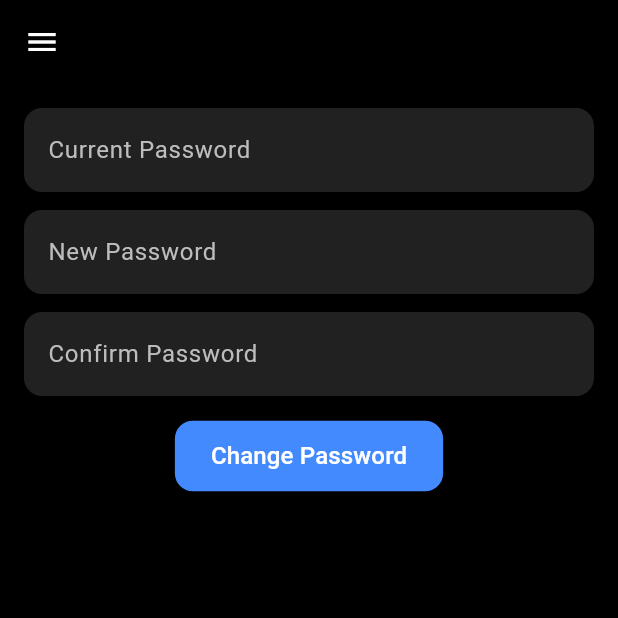
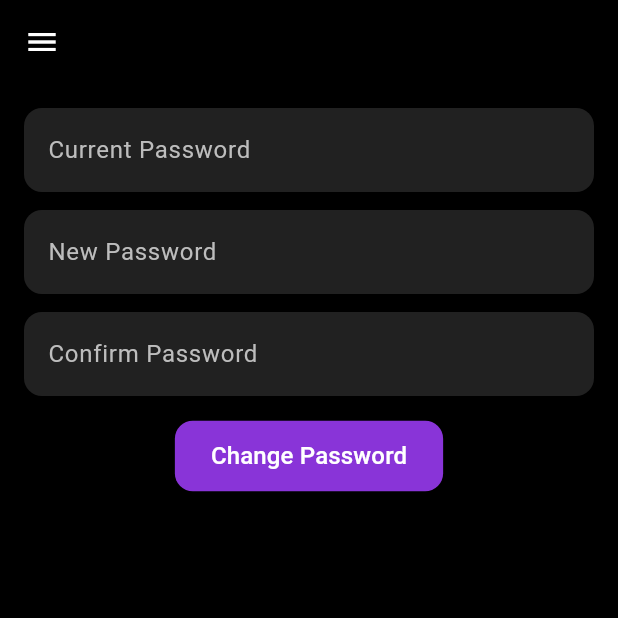
Before and after one commit to AhmedHussein222/Udemy-Flutter, a Flutter app: the AccountScreen screen opened directly, in the side drawer, after a tap on "Change Password", on a phone screen of 412 x 824 dp, the top half of it. Run offline on Flutter 3.47's test engine with Material 3 defaults, Android fonts, the phone set to English and light mode, and no system bars; our stand-ins replace cloud_firestore, firebase_auth, firebase_core; accounts and stored records are empty.

Commit message:
edit account

```diff
--- a/lib/Screens/account/account.dart
+++ b/lib/Screens/account/account.dart
@@ -17,17 +17,20 @@ class _AccountScreenState extends State<AccountScreen> {
   String selectedSection = 'home';
   bool isLoading = true;
 
-  // Form controllers
   final _firstNameController = TextEditingController();
   final _lastNameController = TextEditingController();
   final _bioController = TextEditingController();
-  String _selectedGender = 'Male';
   final _currentPasswordController = TextEditingController();
   final _newPasswordController = TextEditingController();
   final _confirmPasswordController = TextEditingController();
   final _imageUrlController = TextEditingController();
+  final _facebookController = TextEditingController();
+  final _linkedinController = TextEditingController();
+  final _youtubeController = TextEditingController();
+  final _instagramController = TextEditingController();
 
-  List<String> genderOptions = ['Male', 'Female'];
+  List<String> genderOptions = ['male', 'female'];
+  String _selectedGender = 'male';
 
   @override
   void initState() {
@@ -51,10 +54,15 @@ class _AccountScreenState extends State<AccountScreen> {
         final data = doc.data();
         if (data != null) {
           userData = data;
+          final links = userData?['links'] as Map<String, dynamic>? ?? {};
           setState(() {
             _firstNameController.text = (userData?['first_name'] as String?) ?? '';
             _lastNameController.text = (userData?['last_name'] as String?) ?? '';
             _bioController.text = (userData?['bio'] as String?) ?? '';
+            _facebookController.text = (links['facebook'] as String?) ?? '';
+            _linkedinController.text = (links['linkedin'] as String?) ?? '';
+            _youtubeController.text = (links['youtube'] as String?) ?? '';
+            _instagramController.text = (links['instagram'] as String?) ?? '';
             final gender = userData?['gender'] as String?;
             _selectedGender = gender != null && genderOptions.contains(gender)
                 ? gender
@@ -68,6 +76,10 @@ class _AccountScreenState extends State<AccountScreen> {
             _firstNameController.text = '';
             _lastNameController.text = '';
             _bioController.text = '';
+            _facebookController.text = '';
+            _linkedinController.text = '';
+            _youtubeController.text = '';
+            _instagramController.text = '';
             _selectedGender = genderOptions.first;
             _imageUrlController.text = '';
             isLoading = false;
@@ -79,16 +91,7 @@ class _AccountScreenState extends State<AccountScreen> {
       }
     } catch (e) {
       print('Error fetching user data: $e');
-      ScaffoldMessenger.of(context).showSnackBar(
-        SnackBar(
-          content: Text('Error fetching profile: $e'),
-          backgroundColor: Colors.red,
-          behavior: SnackBarBehavior.floating,
-          margin: const EdgeInsets.only(top: 20, left: 20, right: 20),
-          elevation: 6,
-          shape: RoundedRectangleBorder(borderRadius: BorderRadius.circular(8)),
-        ),
-      );
+      _showSnackBar('Error fetching profile: $e', Colors.red);
       setState(() => isLoading = false);
     }
   }
@@ -101,45 +104,24 @@ class _AccountScreenState extends State<AccountScreen> {
         'last_name': _lastNameController.text.trim(),
         'bio': _bioController.text.trim(),
         'gender': _selectedGender,
+        'links': {
+          'facebook': _facebookController.text.trim(),
+          'linkedin': _linkedinController.text.trim(),
+          'youtube': _youtubeController.text.trim(),
+          'instagram': _instagramController.text.trim(),
+        },
       }, SetOptions(merge: true));
       await _fetchUserData();
-      ScaffoldMessenger.of(context).showSnackBar(
-        const SnackBar(
-          content: Text('Profile saved successfully.'),
-          backgroundColor: Colors.green,
-          behavior: SnackBarBehavior.floating,
-          margin: EdgeInsets.only(top: 20, left: 20, right: 20),
-          elevation: 6,
-          shape: RoundedRectangleBorder(borderRadius: BorderRadius.all(Radius.circular(8))),
-        ),
-      );
+      _showSnackBar('Profile saved successfully.', Colors.green);
     } catch (e) {
-      ScaffoldMessenger.of(context).showSnackBar(
-        SnackBar(
-          content: Text('Error saving profile: $e'),
-          backgroundColor: Colors.red,
-          behavior: SnackBarBehavior.floating,
-          margin: EdgeInsets.only(top: 20, left: 20, right: 20),
-          elevation: 6,
-          shape: RoundedRectangleBorder(borderRadius: BorderRadius.all(Radius.circular(8))),
-        ),
-      );
+      _showSnackBar('Error saving profile: $e', Colors.red);
     }
     setState(() => isLoading = false);
   }
 
   Future<void> _changePassword() async {
     if (_newPasswordController.text != _confirmPasswordController.text) {
-      ScaffoldMessenger.of(context).showSnackBar(
-        const SnackBar(
-          content: Text('New password and confirm password do not match.'),
-          backgroundColor: Colors.red,
-          behavior: SnackBarBehavior.floating,
-          margin: EdgeInsets.only(top: 20, left: 20, right: 20),
-          elevation: 6,
-          shape: RoundedRectangleBorder(borderRadius: BorderRadius.all(Radius.circular(8))),
-        ),
-      );
+      _showSnackBar('New password and confirm password do not match.', Colors.red);
       return;
     }
 
@@ -151,61 +133,32 @@ class _AccountScreenState extends State<AccountScreen> {
     try {
       await user!.reauthenticateWithCredential(cred);
       await user!.updatePassword(_newPasswordController.text);
-      ScaffoldMessenger.of(context).showSnackBar(
-        const SnackBar(
-          content: Text('Password updated successfully.'),
-          backgroundColor: Colors.green,
-          behavior: SnackBarBehavior.floating,
-          margin: EdgeInsets.only(top: 20, left: 20, right: 20),
-          elevation: 6,
-          shape: RoundedRectangleBorder(borderRadius: BorderRadius.all(Radius.circular(8))),
-        ),
-      );
+      _showSnackBar('Password updated successfully.', Colors.green);
       _currentPasswordController.clear();
       _newPasswordController.clear();
       _confirmPasswordController.clear();
     } catch (e) {
-      ScaffoldMessenger.of(context).showSnackBar(
-        SnackBar(
-          content: Text('Error updating password: $e'),
-          backgroundColor: Colors.red,
-          behavior: SnackBarBehavior.floating,
-          margin: EdgeInsets.only(top: 20, left: 20, right: 20),
-          elevation: 6,
-          shape: RoundedRectangleBorder(borderRadius: BorderRadius.circular(8)),
-        ),
-      );
+      _showSnackBar('Error updating password: $e', Colors.red);
     }
   }
 
   Future<void> _saveImageProfile() async {
     setState(() => isLoading = true);
+    final imageUrl = _imageUrlController.text.trim();
+    if (imageUrl.isEmpty || !Uri.parse(imageUrl).isAbsolute) {
+      _showSnackBar('Please enter a valid image URL.', Colors.red);
+      setState(() => isLoading = false);
+      return;
+    }
+
     try {
       await FirebaseFirestore.instance.collection('Users').doc(user!.uid).set({
-        'profile_picture': _imageUrlController.text.trim(),
+        'profile_picture': imageUrl,
       }, SetOptions(merge: true));
       await _fetchUserData();
-      ScaffoldMessenger.of(context).showSnackBar(
-        const SnackBar(
-          content: Text('Profile image updated.'),
-          backgroundColor: Colors.green,
-          behavior: SnackBarBehavior.floating,
-          margin: EdgeInsets.only(top: 20, left: 20, right: 20),
-          elevation: 6,
-          shape: RoundedRectangleBorder(borderRadius: BorderRadius.all(Radius.circular(8))),
-        ),
-      );
+      _showSnackBar('Profile image updated.', Colors.green);
     } catch (e) {
-      ScaffoldMessenger.of(context).showSnackBar(
-        SnackBar(
-          content: Text('Error updating image: $e'),
-          backgroundColor: Colors.red,
-          behavior: SnackBarBehavior.floating,
-          margin: EdgeInsets.only(top: 20, left: 20, right: 20),
-          elevation: 6,
-          shape: RoundedRectangleBorder(borderRadius: BorderRadius.circular(8)),
-        ),
-      );
+      _showSnackBar('Error updating image: $e', Colors.red);
     }
     setState(() => isLoading = false);
   }
@@ -237,17 +190,21 @@ class _AccountScreenState extends State<AccountScreen> {
         MaterialPageRoute(builder: (context) => LoginScreen()),
       );
     } catch (e) {
+      _showSnackBar('Error deleting account: $e', Colors.red);
+    }
+  }
+
+  void _showSnackBar(String message, Color color) {
     ScaffoldMessenger.of(context).showSnackBar(
       SnackBar(
-          content: Text('Error deleting account: $e'),
-          backgroundColor: Colors.red,
+        content: Text(message),
+        backgroundColor: color,
         behavior: SnackBarBehavior.floating,
         margin: const EdgeInsets.only(top: 20, left: 20, right: 20),
         elevation: 6,
         shape: RoundedRectangleBorder(borderRadius: BorderRadius.circular(8)),
       ),
     );
-    }
   }
 
   Widget buildSectionContent() {
@@ -264,13 +221,16 @@ class _AccountScreenState extends State<AccountScreen> {
               Center(
                 child: CircleAvatar(
                   radius: 70,
-                  backgroundImage: (_imageUrlController.text.isNotEmpty)
+                  backgroundImage: _imageUrlController.text.isNotEmpty
                       ? NetworkImage(_imageUrlController.text)
                       : const AssetImage('assets/default_avatar.png')
                           as ImageProvider,
-                  onBackgroundImageError: (error, stackTrace) {
-                    print('Image load error: $error');
+                  onBackgroundImageError: (_, __) {
+                    print('Image load error');
                   },
+                  child: _imageUrlController.text.isNotEmpty
+                      ? null
+                      : const Icon(Icons.person, size: 70, color: Colors.grey),
                 ),
               ),
               const SizedBox(height: 16),
@@ -299,7 +259,7 @@ class _AccountScreenState extends State<AccountScreen> {
               ),
               const SizedBox(height: 16),
               Text(
-                'Gender: $_selectedGender',
+                'Gender: ${_selectedGender[0].toUpperCase()}${_selectedGender.substring(1)}',
                 style: const TextStyle(color: Colors.white),
               ),
               const SizedBox(height: 8),
@@ -308,9 +268,53 @@ class _AccountScreenState extends State<AccountScreen> {
                 style: TextStyle(color: Colors.white),
               ),
               Text(
-                _bioController.text,
+                _bioController.text.isEmpty ? 'No bio provided' : _bioController.text,
                 style: const TextStyle(color: Colors.white70),
               ),
+              const SizedBox(height: 8),
+              if (_facebookController.text.isNotEmpty) ...[
+                const Text(
+                  'Facebook:',
+                  style: TextStyle(color: Colors.white),
+                ),
+                Text(
+                  _facebookController.text,
+                  style: const TextStyle(color: Colors.white70),
+                ),
+                const SizedBox(height: 8),
+              ],
+              if (_linkedinController.text.isNotEmpty) ...[
+                const Text(
+                  'LinkedIn:',
+                  style: TextStyle(color: Colors.white),
+                ),
+                Text(
+                  _linkedinController.text,
+                  style: const TextStyle(color: Colors.white70),
+                ),
+                const SizedBox(height: 8),
+              ],
+              if (_youtubeController.text.isNotEmpty) ...[
+                const Text(
+                  'YouTube:',
+                  style: TextStyle(color: Colors.white),
+                ),
+                Text(
+                  _youtubeController.text,
+                  style: const TextStyle(color: Colors.white70),
+                ),
+                const SizedBox(height: 8),
+              ],
+              if (_instagramController.text.isNotEmpty) ...[
+                const Text(
+                  'Instagram:',
+                  style: TextStyle(color: Colors.white),
+                ),
+                Text(
+                  _instagramController.text,
+                  style: const TextStyle(color: Colors.white70),
+                ),
+              ],
             ],
           ),
         );
@@ -368,7 +372,8 @@ class _AccountScreenState extends State<AccountScreen> {
                 items: genderOptions
                     .map((g) => DropdownMenuItem(
                           value: g,
-                          child: Text(g, style: const TextStyle(color: Colors.white)),
+                          child: Text(g[0].toUpperCase() + g.substring(1),
+                              style: const TextStyle(color: Colors.white)),
                         ))
                     .toList(),
                 onChanged: (v) => setState(() => _selectedGender = v!),
@@ -389,12 +394,80 @@ class _AccountScreenState extends State<AccountScreen> {
                   ),
                 ),
               ),
+              const SizedBox(height: 12),
+              TextField(
+                controller: _facebookController,
+                style: const TextStyle(color: Colors.white),
+                decoration: InputDecoration(
+                  filled: true,
+                  fillColor: Colors.grey[900],
+                  labelText: 'Facebook URL',
+                  labelStyle: TextStyle(color: Colors.grey[400]),
+                  prefixIcon: const Icon(Icons.facebook, color: Colors.grey),
+                  border: OutlineInputBorder(
+                    borderRadius: BorderRadius.circular(12),
+                    borderSide: BorderSide.none,
+                  ),
+                ),
+                keyboardType: TextInputType.url,
+              ),
+              const SizedBox(height: 12),
+              TextField(
+                controller: _linkedinController,
+                style: const TextStyle(color: Colors.white),
+                decoration: InputDecoration(
+                  filled: true,
+                  fillColor: Colors.grey[900],
+                  labelText: 'LinkedIn URL',
+                  labelStyle: TextStyle(color: Colors.grey[400]),
+                  prefixIcon: const Icon(Icons.link, color: Colors.grey),
+                  border: OutlineInputBorder(
+                    borderRadius: BorderRadius.circular(12),
+                    borderSide: BorderSide.none,
+                  ),
+                ),
+                keyboardType: TextInputType.url,
+              ),
+              const SizedBox(height: 12),
+              TextField(
+                controller: _youtubeController,
+                style: const TextStyle(color: Colors.white),
+                decoration: InputDecoration(
+                  filled: true,
+                  fillColor: Colors.grey[900],
+                  labelText: 'YouTube URL',
+                  labelStyle: TextStyle(color: Colors.grey[400]),
+                  prefixIcon: const Icon(Icons.videocam, color: Colors.grey),
+                  border: OutlineInputBorder(
+                    borderRadius: BorderRadius.circular(12),
+                    borderSide: BorderSide.none,
+                  ),
+                ),
+                keyboardType: TextInputType.url,
+              ),
+              const SizedBox(height: 12),
+              TextField(
+                controller: _instagramController,
+                style: const TextStyle(color: Colors.white),
+                decoration: InputDecoration(
+                  filled: true,
+                  fillColor: Colors.grey[900],
+                  labelText: 'Instagram URL',
+                  labelStyle: TextStyle(color: Colors.grey[400]),
+                  prefixIcon: const Icon(Icons.camera_alt, color: Colors.grey),
+                  border: OutlineInputBorder(
+                    borderRadius: BorderRadius.circular(12),
+                    borderSide: BorderSide.none,
+                  ),
+                ),
+                keyboardType: TextInputType.url,
+              ),
               const SizedBox(height: 16),
               Center(
                 child: ElevatedButton(
                   onPressed: _saveProfile,
                   style: ElevatedButton.styleFrom(
-                    backgroundColor: Colors.blueAccent,
+                    backgroundColor: const Color.fromARGB(255, 137, 52, 216),
                     foregroundColor: Colors.white,
                     shape: RoundedRectangleBorder(
                       borderRadius: BorderRadius.circular(12),
@@ -465,7 +538,7 @@ class _AccountScreenState extends State<AccountScreen> {
                 child: ElevatedButton(
                   onPressed: _changePassword,
                   style: ElevatedButton.styleFrom(
-                    backgroundColor: Colors.blueAccent,
+                    backgroundColor: const Color.fromARGB(255, 137, 52, 216),
                     foregroundColor: Colors.white,
                     shape: RoundedRectangleBorder(
                       borderRadius: BorderRadius.circular(12),
@@ -486,13 +559,16 @@ class _AccountScreenState extends State<AccountScreen> {
             children: [
               CircleAvatar(
                 radius: 50,
-                backgroundImage: (_imageUrlController.text.isNotEmpty)
+                backgroundImage: _imageUrlController.text.isNotEmpty
                     ? NetworkImage(_imageUrlController.text)
                     : const AssetImage('assets/default_avatar.png')
                         as ImageProvider,
-                onBackgroundImageError: (error, stackTrace) {
-                  print('Image load error: $error');
+                onBackgroundImageError: (_, __) {
+                  print('Image load error');
                 },
+                child: _imageUrlController.text.isNotEmpty
+                    ? null
+                    : const Icon(Icons.person, size: 50, color: Colors.grey),
               ),
               const SizedBox(height: 16),
               TextField(
@@ -514,7 +590,7 @@ class _AccountScreenState extends State<AccountScreen> {
                 child: ElevatedButton(
                   onPressed: _saveImageProfile,
                   style: ElevatedButton.styleFrom(
-                    backgroundColor: Colors.blueAccent,
+                    backgroundColor: const Color.fromARGB(255, 137, 52, 216),
                     foregroundColor: Colors.white,
                     shape: RoundedRectangleBorder(
                       borderRadius: BorderRadius.circular(12),
@@ -529,8 +605,17 @@ class _AccountScreenState extends State<AccountScreen> {
         );
 
       case 'delete_account':
-        return Center(
-          child: ElevatedButton(
+        return Padding(
+          padding: const EdgeInsets.all(16),
+          child: Column(
+            mainAxisAlignment: MainAxisAlignment.center,
+            children: [
+              const Text(
+                'Permanently delete your account?',
+                style: TextStyle(color: Colors.white, fontSize: 18),
+              ),
+              const SizedBox(height: 16),
+              ElevatedButton(
                 onPressed: _deleteAccount,
                 style: ElevatedButton.styleFrom(
                   backgroundColor: Colors.red,
@@ -541,6 +626,8 @@ class _AccountScreenState extends State<AccountScreen> {
                   padding: const EdgeInsets.symmetric(horizontal: 24, vertical: 12),
                 ),
                 child: const Text('Delete Account', style: TextStyle(fontSize: 16)),
+              ),
+            ],
           ),
         );
 
@@ -558,13 +645,16 @@ class _AccountScreenState extends State<AccountScreen> {
           UserAccountsDrawerHeader(
             decoration: const BoxDecoration(color: Colors.black),
             currentAccountPicture: CircleAvatar(
-              backgroundImage: (_imageUrlController.text.isNotEmpty)
+              backgroundImage: _imageUrlController.text.isNotEmpty
                   ? NetworkImage(_imageUrlController.text)
                   : const AssetImage('assets/default_avatar.png')
                       as ImageProvider,
-              onBackgroundImageError: (error, stackTrace) {
-                print('Image load error: $error');
+              onBackgroundImageError: (_, __) {
+                print('Image load error');
               },
+              child: _imageUrlController.text.isNotEmpty
+                  ? null
+                  : const Icon(Icons.person, size: 50, color: Colors.grey),
             ),
             accountName: Text(
               '${_firstNameController.text} ${_lastNameController.text}',
@@ -622,7 +712,6 @@ class _AccountScreenState extends State<AccountScreen> {
       appBar: AppBar(
         backgroundColor: Colors.black,
         automaticallyImplyLeading: true,
-        // title: const Text('Account', style: TextStyle(color: Colors.white)),
         iconTheme: const IconThemeData(color: Colors.white),
       ),
       body: buildSectionContent(),
@@ -638,6 +727,10 @@ class _AccountScreenState extends State<AccountScreen> {
     _newPasswordController.dispose();
     _confirmPasswordController.dispose();
     _imageUrlController.dispose();
+    _facebookController.dispose();
+    _linkedinController.dispose();
+    _youtubeController.dispose();
+    _instagramController.dispose();
     super.dispose();
   }
 }
```
Lines whose indentation alone changed are shown as unchanged.
